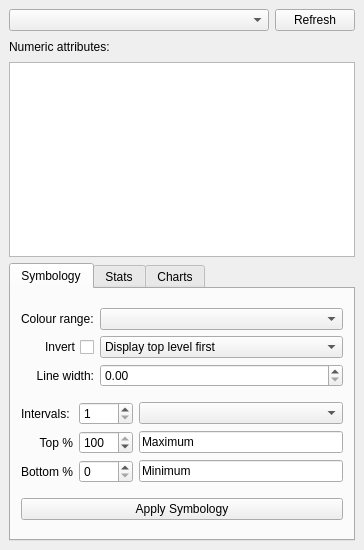
The window that esstoolkit/explorer/ui_Explorer.ui (SpaceGroupUCL/qgisSpaceSyntaxToolkit) describes before a commit, drawn with Qt 5.
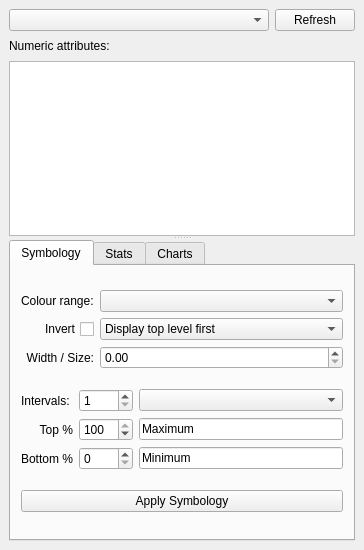
The same window after the commit.

The edit to the form file:
```diff
--- a/esstoolkit/explorer/ui_Explorer.ui
+++ b/esstoolkit/explorer/ui_Explorer.ui
@@ -20,8 +20,13 @@
    <string>Attributes Explorer</string>
   </property>
   <widget class="QWidget" name="explorerLayout">
-   <layout class="QVBoxLayout" name="verticalLayout" stretch="3,1">
+   <layout class="QVBoxLayout" name="verticalLayout">
     <item>
+     <widget class="QSplitter" name="splitter">
+      <property name="orientation">
+       <enum>Qt::Vertical</enum>
+      </property>
+      <widget class="QWidget" name="">
      <layout class="QVBoxLayout" name="attributesLayout" stretch="1,1,10">
       <item>
        <layout class="QHBoxLayout" name="layersLayout" stretch="5,0">
@@ -52,8 +57,7 @@
        </widget>
       </item>
      </layout>
-    </item>
-    <item>
+      </widget>
      <widget class="QTabWidget" name="explorerTabs">
       <property name="currentIndex">
        <number>0</number>
@@ -90,7 +94,7 @@
           <item row="2" column="0">
            <widget class="QLabel" name="lineWidthLabel">
             <property name="text">
-             <string>Line width:</string>
+              <string>Width / Size:</string>
             </property>
             <property name="alignment">
              <set>Qt::AlignRight|Qt::AlignTrailing|Qt::AlignVCenter</set>
@@ -423,6 +427,7 @@
          </widget>
         </item>
        </layout>
+       </widget>
       </widget>
      </widget>
     </item>
```
Lines whose indentation alone changed are shown as unchanged.
